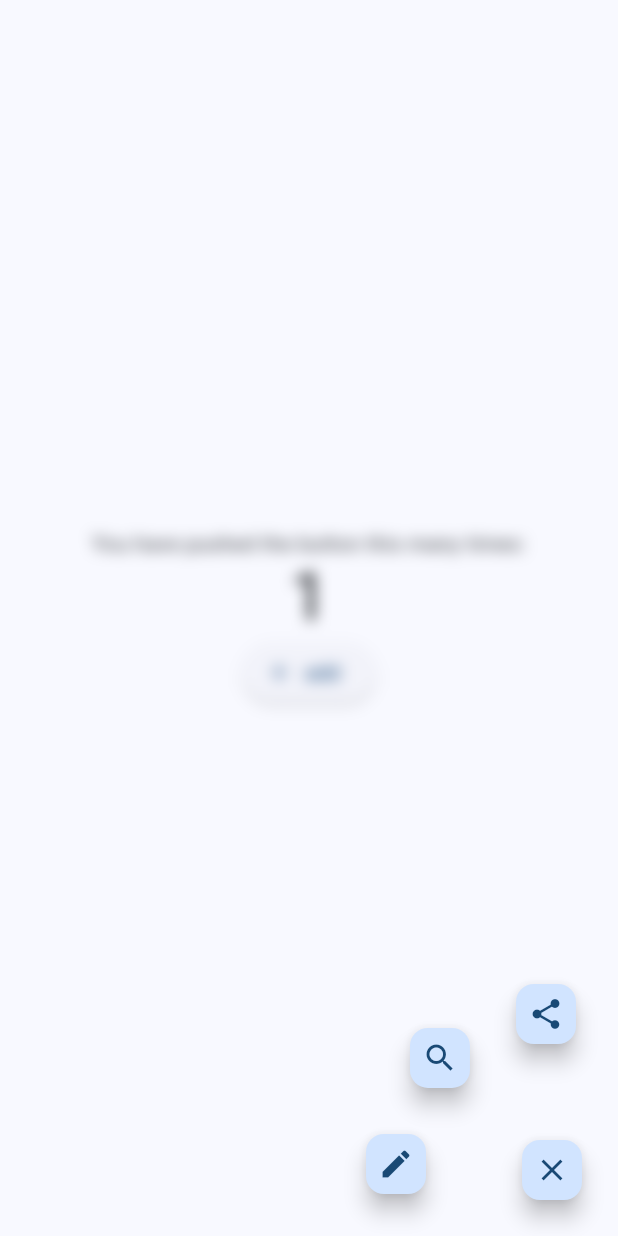
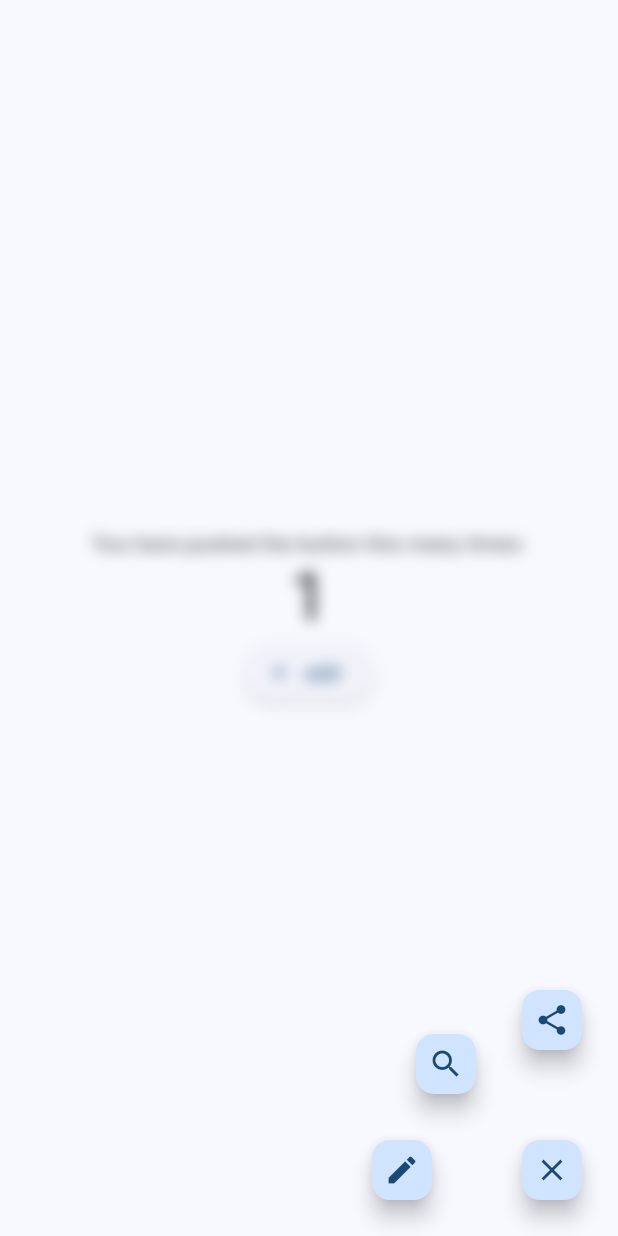
Before and after one commit to zuvola/flutter_expandable_fab, a Flutter app: the screen it shows after launch, after a tap on "add", after a tap on the "close" icon, on a phone screen of 412 x 824 dp. Run offline on Flutter 3.47's test engine with Material 2 defaults, Android fonts, the phone set to English and light mode, and no system bars.

```diff
--- a/example/lib/main.dart
+++ b/example/lib/main.dart
@@ -17,19 +17,18 @@ class MyApp extends StatelessWidget {
         colorSchemeSeed: Colors.blue,
       ),
       home: FirstPage(),
-      navigatorObservers: [ExpandableFab.routeObserver],
     );
   }
 }
 
 class FirstPage extends StatelessWidget {
   final _counter = ValueNotifier(0);
-  final _key = GlobalKey<ExpandableFabState>();
 
   FirstPage({Key? key}) : super(key: key);
 
   @override
   Widget build(BuildContext context) {
+    final key = GlobalObjectKey<ExpandableFabState>(context);
     return Scaffold(
       body: Center(
         child: Column(
@@ -55,8 +54,9 @@ class FirstPage extends StatelessWidget {
           ],
         ),
       ),
+      floatingActionButtonLocation: ExpandableFab.location,
       floatingActionButton: ExpandableFab(
-        key: _key,
+        key: key,
         // duration: const Duration(seconds: 1),
         // distance: 60.0,
         // type: ExpandableFabType.up,
@@ -91,7 +91,7 @@ class FirstPage extends StatelessWidget {
             heroTag: null,
             child: const Icon(Icons.share),
             onPressed: () {
-              final state = _key.currentState;
+              final state = key.currentState;
               if (state != null) {
                 debugPrint('isOpen:${state.isOpen}');
                 state.toggle();
--- a/lib/flutter_expandable_fab.dart
+++ b/lib/flutter_expandable_fab.dart
@@ -48,10 +48,30 @@ class ExpandableFabCloseButtonStyle {
   final Color? backgroundColor;
 }
 
+class _ExpandableFabLocation extends StandardFabLocation {
+  final ValueNotifier<ScaffoldPrelayoutGeometry?> scaffoldGeometry =
+      ValueNotifier(null);
+
+  @override
+  double getOffsetX(
+      ScaffoldPrelayoutGeometry scaffoldGeometry, double adjustment) {
+    Future.microtask(() {
+      this.scaffoldGeometry.value = scaffoldGeometry;
+    });
+    return 0;
+  }
+
+  @override
+  double getOffsetY(
+      ScaffoldPrelayoutGeometry scaffoldGeometry, double adjustment) {
+    return 0;
+  }
+}
+
 /// Fab button that can show/hide multiple action buttons with animation.
 @immutable
 class ExpandableFab extends StatefulWidget {
-  static final RouteObserver<PageRoute> routeObserver = RouteObserver();
+  static final FloatingActionButtonLocation location = _ExpandableFabLocation();
 
   const ExpandableFab({
     Key? key,
@@ -64,7 +84,7 @@ class ExpandableFab extends StatefulWidget {
     this.foregroundColor,
     this.backgroundColor,
     this.child = const Icon(Icons.menu),
-    this.childrenOffset = const Offset(8, 8),
+    this.childrenOffset = const Offset(4, 4),
     required this.children,
     this.onOpen,
     this.onClose,
@@ -118,18 +138,17 @@ class ExpandableFab extends StatefulWidget {
 }
 
 class ExpandableFabState extends State<ExpandableFab>
-    with SingleTickerProviderStateMixin, RouteAware {
+    with SingleTickerProviderStateMixin {
   late final AnimationController _controller;
   late final Animation<double> _expandAnimation;
   bool _open = false;
-  OverlayEntry? _overlayEntry;
 
   /// Returns whether the menu is open
   bool get isOpen => _open;
 
   /// Display or hide the menu.
   void toggle() {
-    Overlay.of(context)?.setState(() {
+    setState(() {
       _open = !_open;
       if (_open) {
         widget.onOpen?.call();
@@ -155,27 +174,46 @@ class ExpandableFabState extends State<ExpandableFab>
       reverseCurve: Curves.easeOutQuad,
       parent: _controller,
     );
-    _init();
   }
 
   @override
-  void reassemble() {
-    _overlayEntry?.remove();
-    _init();
-    super.reassemble();
+  void dispose() {
+    _controller.dispose();
+    super.dispose();
   }
 
-  void _init() {
-    _controller.duration = widget.duration;
-    const offset = Offset(-16, -16);
+  @override
+  Widget build(BuildContext context) {
+    final location = ExpandableFab.location as _ExpandableFabLocation;
+    Offset? offset;
+    Widget? cache;
+    return ValueListenableBuilder<ScaffoldPrelayoutGeometry?>(
+      valueListenable: location.scaffoldGeometry,
+      builder: ((context, geometry, child) {
+        if (geometry == null) {
+          return const SizedBox.shrink();
+        }
+        final x = kFloatingActionButtonMargin + geometry.minInsets.right;
+        final bottomContentHeight =
+            geometry.scaffoldSize.height - geometry.contentBottom;
+        final y = kFloatingActionButtonMargin +
+            math.max(geometry.minViewPadding.bottom, bottomContentHeight);
+        if (offset != Offset(x, y)) {
+          offset = Offset(x, y);
+          cache = _buildButtons(offset!);
+        }
+        return cache!;
+      }),
+    );
+  }
+
+  Widget _buildButtons(Offset offset) {
     final blur = widget.overlayStyle?.blur;
     final overlayColor = widget.overlayStyle?.color;
-    _overlayEntry = OverlayEntry(
-      builder: (context) => GestureDetector(
+    return GestureDetector(
       onTap: () => toggle(),
       child: Stack(
         alignment: Alignment.bottomRight,
-          clipBehavior: Clip.none,
         children: [
           if (blur != null)
             IgnorePointer(
@@ -205,70 +243,30 @@ class ExpandableFabState extends State<ExpandableFab>
                 ),
               ),
             ),
-            Transform.translate(
-              offset: offset,
-              child: _buildTapToCloseFab(),
-            ),
           ..._buildExpandingActionButtons(offset),
           Transform.translate(
-              offset: offset,
-              child: _buildTapToOpenFab(),
+            offset: -offset,
+            child: Stack(
+              alignment: Alignment.center,
+              children: [
+                _buildTapToCloseFab(),
+                _buildTapToOpenFab(),
+              ],
+            ),
           ),
         ],
       ),
-      ),
     );
-    Future.microtask(() {
-      Overlay.of(context)?.insert(_overlayEntry!);
-    });
-  }
-
-  @override
-  void dispose() {
-    _overlayEntry?.remove();
-    _controller.dispose();
-    ExpandableFab.routeObserver.unsubscribe(this);
-    super.dispose();
-  }
-
-  @override
-  void didChangeDependencies() {
-    ExpandableFab.routeObserver
-        .subscribe(this, ModalRoute.of(context) as PageRoute);
-    super.didChangeDependencies();
-  }
-
-  @override
-  void didPushNext() {
-    _overlayEntry?.remove();
-    super.didPushNext();
-  }
-
-  @override
-  void didPopNext() {
-    Overlay.of(context)?.insert(_overlayEntry!);
-    super.didPopNext();
-  }
-
-  @override
-  Widget build(BuildContext context) {
-    return const SizedBox.shrink();
   }
 
   Widget _buildTapToCloseFab() {
     final style = widget.closeButtonStyle;
-    return SizedBox(
-      width: 56.0,
-      height: 56.0,
-      child: Center(
-        child: FloatingActionButton.small(
+    return FloatingActionButton.small(
       heroTag: null,
       foregroundColor: style.foregroundColor,
       backgroundColor: style.backgroundColor,
       onPressed: toggle,
       child: style.child,
-        ),
-      ),
     );
   }
 
@@ -297,7 +295,7 @@ class ExpandableFabState extends State<ExpandableFab>
           directionInDegrees: dir + (90 - widget.fanAngle) / 2,
           maxDistance: dist,
           progress: _expandAnimation,
-          offset: widget.childrenOffset - offset,
+          offset: offset + widget.childrenOffset,
           child: widget.children[i],
         ),
       );
```
Lines whose indentation alone changed are shown as unchanged.
